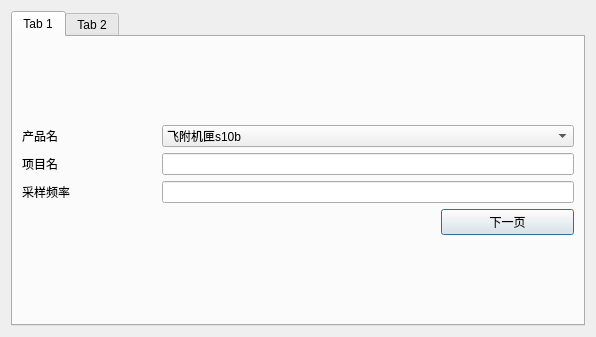
Above: src/signA/View/NewProjectDialog.ui from Freedom-JJ/SignalAnalysis before the change. Below: the same form after it.
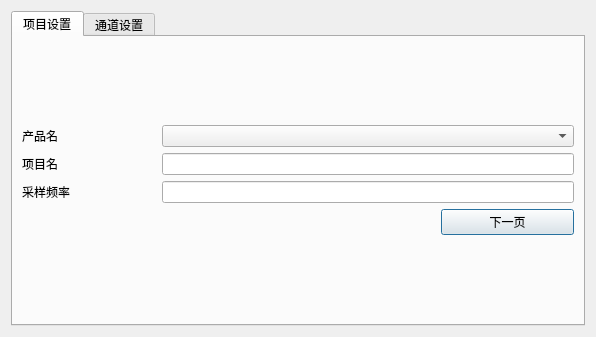
That is the form after the change. The open tabs and pages were chosen to show the change.

Diff of the .ui file:
```diff
--- a/src/signA/View/NewProjectDialog.ui
+++ b/src/signA/View/NewProjectDialog.ui
@@ -21,7 +21,7 @@
      </property>
      <widget class="QWidget" name="tab">
       <attribute name="title">
-       <string>Tab 1</string>
+       <string>项目设置</string>
       </attribute>
       <layout class="QGridLayout" name="gridLayout_4">
        <item row="0" column="1">
@@ -67,18 +67,7 @@
           </widget>
          </item>
          <item row="0" column="1" colspan="3">
-          <widget class="QComboBox" name="comboBox">
-           <item>
-            <property name="text">
-             <string>飞附机匣s10b</string>
-            </property>
-           </item>
-           <item>
-            <property name="text">
-             <string>飞附机匣s10c</string>
-            </property>
-           </item>
-          </widget>
+          <widget class="QComboBox" name="projuctComboBox"/>
          </item>
         </layout>
        </item>
@@ -86,7 +75,7 @@
      </widget>
      <widget class="QWidget" name="tab_2">
       <attribute name="title">
-       <string>Tab 2</string>
+       <string>通道设置</string>
       </attribute>
       <layout class="QGridLayout" name="gridLayout_3">
        <item row="0" column="0">
```
Left out of the diff: 6 changed lines with no effect on the pictures.
